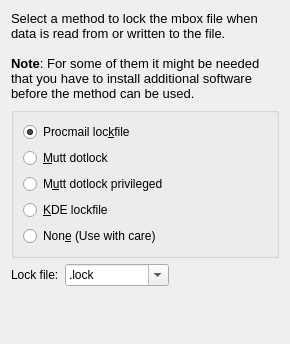
The window that resources/mbox/lockfilepage.ui (KDE/kdepim-runtime) describes before a commit, drawn with Qt 5.
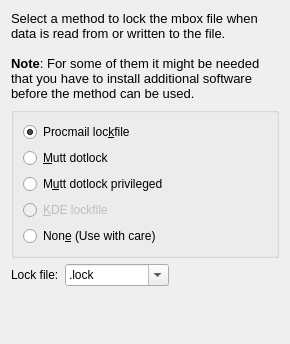
The same window after the commit. Custom widgets are drawn as their Qt base class.

Commit message: Disable the KDE Lockfile method from the config page as it is not yet implemented.

```diff
--- a/resources/mbox/lockfilepage.ui
+++ b/resources/mbox/lockfilepage.ui
@@ -63,6 +63,9 @@
       </item>
       <item row="3" column="0">
        <widget class="QRadioButton" name="kde_lock_file">
+        <property name="enabled">
+         <bool>false</bool>
+        </property>
         <property name="text">
          <string>&amp;KDE lockfile</string>
         </property>
```
